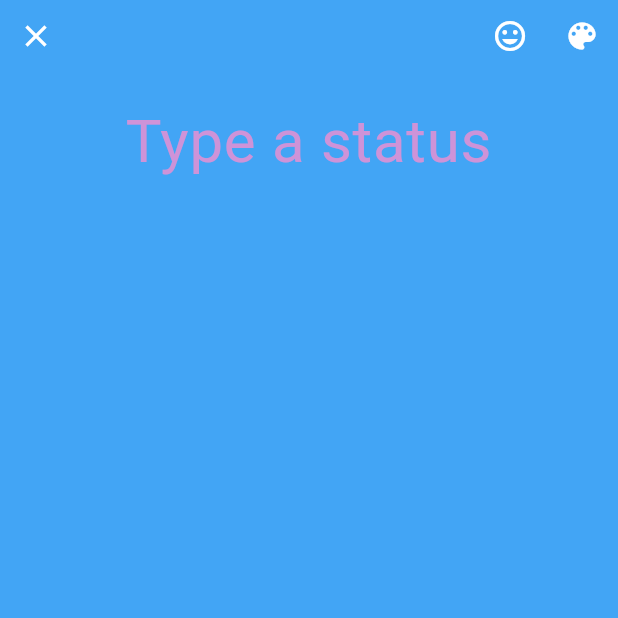
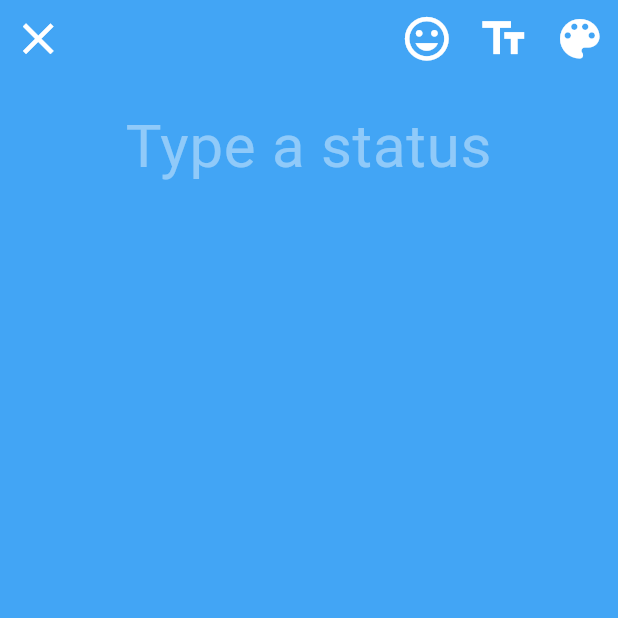
Before and after one commit to SanduSenarathne/demo_app, a Flutter app: the CreateStatusPage screen opened directly, on a phone screen of 412 x 824 dp, the top half of it. Run offline on Flutter 3.47's test engine with Material 2 defaults, Android fonts, the phone set to English and light mode, and no system bars; our stand-ins replace get.

Commit message:
change the icon size

```diff
--- a/lib/View/create_statusPage.dart
+++ b/lib/View/create_statusPage.dart
@@ -23,6 +23,7 @@ class CreateStatusPage extends StatelessWidget {
                         },
                         icon: Icon(Icons.close),
                         color: Colors.white,
+                        iconSize: 35,
                       ),
                     ],
                   ),
@@ -33,11 +34,19 @@ class CreateStatusPage extends StatelessWidget {
                         onPressed: () {},
                         icon: Icon(Icons.tag_faces_sharp),
                         color: Colors.white,
+                        iconSize: 35,
+                      ),
+                      IconButton(
+                        onPressed: () {},
+                        icon: Icon(Icons.text_fields),
+                        color: Colors.white,
+                        iconSize: 35,
                       ),
                       IconButton(
                         onPressed: () {},
                         icon: Icon(Icons.color_lens),
                         color: Colors.white,
+                        iconSize: 35,
                       ),
                     ],
                   ),
@@ -55,7 +64,7 @@ class CreateStatusPage extends StatelessWidget {
                   decoration: InputDecoration.collapsed(
                     hintText: 'Type a status',
                     hintStyle: TextStyle(
-                      color: Colors.purple[200],
+                      color: Colors.blue[200],
                       fontSize: 40,
                     ),
                   ),
```
